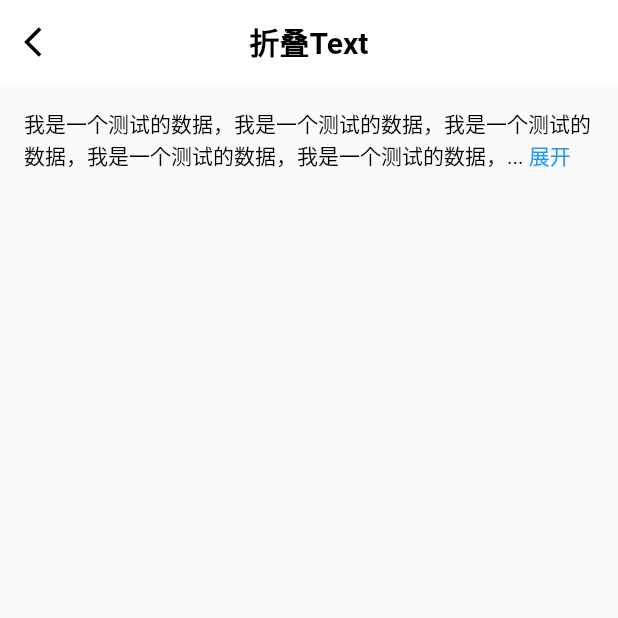
After one commit to yixiaolunhui/flutter_xy, a Flutter app: the ExpandableTextPage screen opened directly, on a phone screen of 412 x 824 dp, the top half of it. The commit adds this screen. Run offline on Flutter 3.47's test engine with Material 2 defaults, Android fonts, the phone set to English and light mode, and no system bars; our stand-ins replace built_collection, flutter_screenutil, logger.

Commit message:
*新增折叠文本

```diff
--- a/lib/config/xy_data_config.dart
+++ b/lib/config/xy_data_config.dart
@@ -12,6 +12,7 @@ import 'package:flutter_xy/xydemo/ruler/ruler_page.dart';
 import 'package:flutter_xy/xydemo/ruler/semi_circle_ruler_page.dart';
 import 'package:flutter_xy/xydemo/scan/scan_line_page.dart';
 import 'package:flutter_xy/xydemo/tabbar/xc_tabbar_widget.dart';
+import 'package:flutter_xy/xydemo/text/expandable_text_page.dart';
 import 'package:flutter_xy/xydemo/tx/tx_banner_page.dart';
 import 'package:flutter_xy/xydemo/wave/wave_page.dart';
 
@@ -227,6 +228,17 @@ class UIGroupDataConfig {
         ));
       },
     ));
+    children.add(UIGroupInfo(
+      groupName: "折叠Text",
+      desc: "折叠Text",
+      onClick: (BuildContext context) {
+        Navigator.push(context, MaterialPageRoute(
+          builder: (BuildContext context) {
+            return const ExpandableTextPage();
+          },
+        ));
+      },
+    ));
 
     return UIGroupInfo(
         groupName: "自定义Widget", children: children, isExpand: false);
--- /dev/null
+++ b/lib/xydemo/text/expandable_text.dart
@@ -0,0 +1,113 @@
+import 'package:flutter/gestures.dart';
+import 'package:flutter/material.dart';
+
+class ExpandableText extends StatefulWidget {
+  final String text;
+  final int maxLines;
+  final TextStyle? textStyle;
+
+  const ExpandableText({
+    Key? key,
+    required this.text,
+    required this.maxLines,
+    this.textStyle,
+  }) : super(key: key);
+
+  @override
+  ExpandableTextState createState() => ExpandableTextState();
+}
+
+class ExpandableTextState extends State<ExpandableText> {
+  bool isExpanded = false;
+
+  @override
+  Widget build(BuildContext context) {
+    return LayoutBuilder(
+      builder: (BuildContext context, BoxConstraints constraints) {
+        final maxWidth = constraints.maxWidth;
+        final textSpan = TextSpan(
+          text: widget.text,
+          style: widget.textStyle ?? const TextStyle(color: Colors.black),
+        );
+
+        final textPainter = TextPainter(
+          text: textSpan,
+          maxLines: isExpanded ? null : widget.maxLines,
+          textDirection: TextDirection.ltr,
+        );
+        textPainter.layout(maxWidth: maxWidth);
+
+        return Column(
+          crossAxisAlignment: CrossAxisAlignment.start,
+          children: [
+            isExpanded
+                ? _buildExpandedText()
+                : _buildCollapsedText(textPainter, maxWidth),
+          ],
+        );
+      },
+    );
+  }
+
+  Widget _buildCollapsedText(TextPainter textPainter, double maxWidth) {
+    final expandSpan = TextSpan(
+      text: " 展开",
+      style: const TextStyle(color: Colors.blue),
+      recognizer: TapGestureRecognizer()
+        ..onTap = () {
+          setState(() {
+            isExpanded = !isExpanded;
+          });
+        },
+    );
+
+    final linkTextSpan = TextSpan(
+      text: '...',
+      style: widget.textStyle ?? const TextStyle(color: Colors.black),
+      children: [expandSpan],
+    );
+
+    final linkPainter = TextPainter(
+      text: linkTextSpan,
+      textDirection: TextDirection.ltr,
+    );
+    linkPainter.layout(maxWidth: maxWidth);
+
+    final position = textPainter.getPositionForOffset(
+        Offset(maxWidth - linkPainter.width, textPainter.height));
+    final endOffset =
+        textPainter.getOffsetBefore(position.offset) ?? position.offset;
+    final truncatedText = widget.text.substring(0, endOffset);
+
+    return RichText(
+      text: TextSpan(
+        text: truncatedText,
+        style: widget.textStyle ?? const TextStyle(color: Colors.black),
+        children: [linkTextSpan],
+      ),
+      maxLines: widget.maxLines,
+      overflow: TextOverflow.ellipsis,
+    );
+  }
+
+  Widget _buildExpandedText() {
+    final collapseSpan = TextSpan(
+      text: " 收起",
+      style: const TextStyle(color: Colors.blue),
+      recognizer: TapGestureRecognizer()
+        ..onTap = () {
+          setState(() {
+            isExpanded = !isExpanded;
+          });
+        },
+    );
+
+    return RichText(
+      text: TextSpan(
+        text: widget.text,
+        style: widget.textStyle ?? const TextStyle(color: Colors.black),
+        children: [collapseSpan],
+      ),
+    );
+  }
+}
--- /dev/null
+++ b/lib/xydemo/text/expandable_text_page.dart
@@ -0,0 +1,27 @@
+import 'package:flutter/material.dart';
+
+import '../../widgets/xy_app_bar.dart';
+import 'expandable_text.dart';
+
+class ExpandableTextPage extends StatelessWidget {
+  const ExpandableTextPage({Key? key}) : super(key: key);
+
+  @override
+  Widget build(BuildContext context) {
+    return Scaffold(
+      appBar: XYAppBar(
+          title: '折叠Text',
+          onBack: () {
+            Navigator.pop(context);
+          }),
+      body: const Padding(
+        padding: EdgeInsets.all(16.0),
+        child: ExpandableText(
+          text: '我是一个测试的数据，我是一个测试的数据，我是一个测试的数据，我是一个测试的数据，我是一个测试的数据，我是一个测试的数据，我是一个测试的数据，我是一个测试的数据',
+          maxLines: 2,
+          textStyle: TextStyle(color: Colors.black,fontSize: 14),
+        ),
+      ),
+    );
+  }
+}
```
